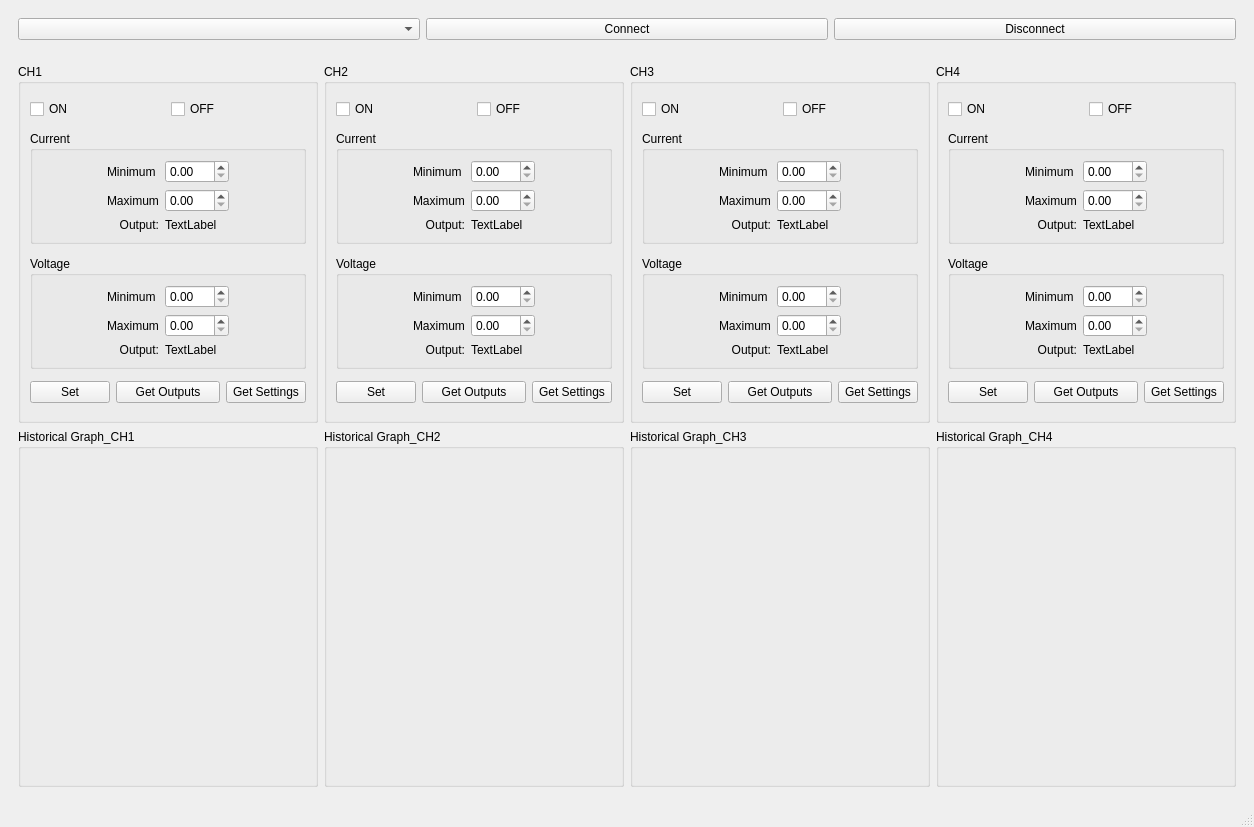
mradas06/PS_GUI, file ps_gui.ui: the form before one commit.
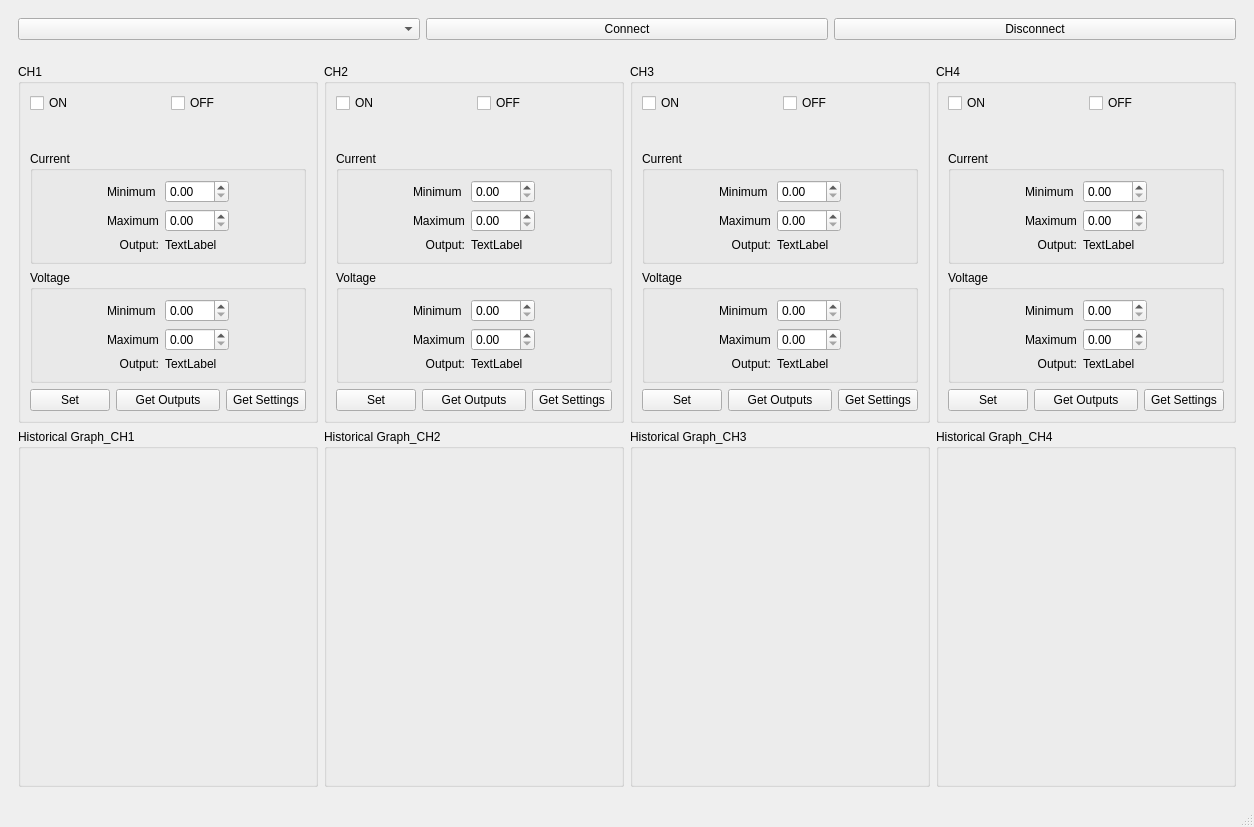
The form after the commit.

What changed in the file:
```diff
--- a/ps_gui.ui
+++ b/ps_gui.ui
@@ -53,21 +53,42 @@
           <string>CH1</string>
          </property>
          <layout class="QGridLayout" name="gridLayout_3">
-          <item row="0" column="0" colspan="2">
+          <item row="7" column="1" colspan="2">
+           <widget class="QPushButton" name="pushButton_CH1_Get_Outputs">
+            <property name="text">
+             <string>Get Outputs</string>
+            </property>
+           </widget>
+          </item>
+          <item row="7" column="3">
+           <widget class="QPushButton" name="pushButton_CH1_Get_Settings">
+            <property name="text">
+             <string>Get Settings</string>
+            </property>
+           </widget>
+          </item>
+          <item row="7" column="0">
+           <widget class="QPushButton" name="pushButton_CH1_Set">
+            <property name="text">
+             <string>Set</string>
+            </property>
+           </widget>
+          </item>
+          <item row="1" column="0" colspan="2">
            <widget class="QCheckBox" name="checkBox_CH1_ON">
             <property name="text">
              <string>ON</string>
             </property>
            </widget>
           </item>
-          <item row="0" column="2" colspan="2">
+          <item row="1" column="2" colspan="2">
            <widget class="QCheckBox" name="checkBox_CH1_OFF">
             <property name="text">
              <string>OFF</string>
             </property>
            </widget>
           </item>
-          <item row="1" column="0" colspan="4">
+          <item row="5" column="0" colspan="4">
            <widget class="QGroupBox" name="groupBox_CH1_Current">
             <property name="sizePolicy">
              <sizepolicy hsizetype="Preferred" vsizetype="Maximum">
@@ -186,7 +207,7 @@
             </layout>
            </widget>
           </item>
-          <item row="2" column="0" colspan="4">
+          <item row="6" column="0" colspan="4">
            <widget class="QGroupBox" name="groupBox_CH1_Voltage">
             <property name="sizePolicy">
              <sizepolicy hsizetype="Preferred" vsizetype="Maximum">
@@ -305,24 +326,10 @@
             </layout>
            </widget>
           </item>
-          <item row="3" column="0">
-           <widget class="QPushButton" name="pushButton_CH1_Set">
+          <item row="2" column="0" colspan="3">
+           <widget class="QLabel" name="label_CH1_Is_Connected">
             <property name="text">
-             <string>Set</string>
-            </property>
-           </widget>
-          </item>
-          <item row="3" column="1" colspan="2">
-           <widget class="QPushButton" name="pushButton_CH1_Get_Outputs">
-            <property name="text">
-             <string>Get Outputs</string>
-            </property>
-           </widget>
-          </item>
-          <item row="3" column="3">
-           <widget class="QPushButton" name="pushButton_CH1_Get_Settings">
-            <property name="text">
-             <string>Get Settings</string>
+             <string/>
             </property>
            </widget>
           </item>
@@ -349,7 +356,28 @@
             </property>
            </widget>
           </item>
-          <item row="1" column="0" colspan="4">
+          <item row="4" column="3">
+           <widget class="QPushButton" name="pushButton_CH2_Get_Settings">
+            <property name="text">
+             <string>Get Settings</string>
+            </property>
+           </widget>
+          </item>
+          <item row="4" column="0">
+           <widget class="QPushButton" name="pushButton_CH2_Set">
+            <property name="text">
+             <string>Set</string>
+            </property>
+           </widget>
+          </item>
+          <item row="4" column="1" colspan="2">
+           <widget class="QPushButton" name="pushButton_CH2_Get_Outputs">
+            <property name="text">
+             <string>Get Outputs</string>
+            </property>
+           </widget>
+          </item>
+          <item row="2" column="0" colspan="4">
            <widget class="QGroupBox" name="groupBox_CH2_Current">
             <property name="sizePolicy">
              <sizepolicy hsizetype="Preferred" vsizetype="Maximum">
@@ -468,7 +496,7 @@
             </layout>
            </widget>
           </item>
-          <item row="2" column="0" colspan="4">
+          <item row="3" column="0" colspan="4">
            <widget class="QGroupBox" name="groupBox_CH2_Voltage">
             <property name="sizePolicy">
              <sizepolicy hsizetype="Preferred" vsizetype="Maximum">
@@ -587,24 +615,10 @@
             </layout>
            </widget>
           </item>
-          <item row="3" column="0">
-           <widget class="QPushButton" name="pushButton_CH2_Set">
+          <item row="1" column="0" colspan="3">
+           <widget class="QLabel" name="label_CH2_Is_Connected">
             <property name="text">
-             <string>Set</string>
-            </property>
-           </widget>
-          </item>
-          <item row="3" column="1" colspan="2">
-           <widget class="QPushButton" name="pushButton_CH2_Get_Outputs">
-            <property name="text">
-             <string>Get Outputs</string>
-            </property>
-           </widget>
-          </item>
-          <item row="3" column="3">
-           <widget class="QPushButton" name="pushButton_CH2_Get_Settings">
-            <property name="text">
-             <string>Get Settings</string>
+             <string/>
             </property>
            </widget>
           </item>
@@ -631,7 +645,28 @@
             </property>
            </widget>
           </item>
-          <item row="1" column="0" colspan="4">
+          <item row="4" column="1" colspan="2">
+           <widget class="QPushButton" name="pushButton_CH3_Get_Outputs">
+            <property name="text">
+             <string>Get Outputs</string>
+            </property>
+           </widget>
+          </item>
+          <item row="4" column="0">
+           <widget class="QPushButton" name="pushButton_CH3_Set">
+            <property name="text">
+             <string>Set</string>
+            </property>
+           </widget>
+          </item>
+          <item row="4" column="3">
+           <widget class="QPushButton" name="pushButton_CH3_Get_Settings">
+            <property name="text">
+             <string>Get Settings</string>
+            </property>
+           </widget>
+          </item>
+          <item row="2" column="0" colspan="4">
            <widget class="QGroupBox" name="groupBox_CH3_Current">
             <property name="sizePolicy">
              <sizepolicy hsizetype="Preferred" vsizetype="Maximum">
@@ -750,7 +785,7 @@
             </layout>
            </widget>
           </item>
-          <item row="2" column="0" colspan="4">
+          <item row="3" column="0" colspan="4">
            <widget class="QGroupBox" name="groupBox_CH3_Voltage">
             <property name="sizePolicy">
              <sizepolicy hsizetype="Preferred" vsizetype="Maximum">
@@ -869,24 +904,10 @@
             </layout>
            </widget>
           </item>
-          <item row="3" column="0">
-           <widget class="QPushButton" name="pushButton_CH3_Set">
+          <item row="1" column="0" colspan="3">
+           <widget class="QLabel" name="label_CH3_Is_Connected">
             <property name="text">
-             <string>Set</string>
-            </property>
-           </widget>
-          </item>
-          <item row="3" column="1" colspan="2">
-           <widget class="QPushButton" name="pushButton_CH3_Get_Outputs">
-            <property name="text">
-             <string>Get Outputs</string>
-            </property>
-           </widget>
-          </item>
-          <item row="3" column="3">
-           <widget class="QPushButton" name="pushButton_CH3_Get_Settings">
-            <property name="text">
-             <string>Get Settings</string>
+             <string/>
             </property>
            </widget>
           </item>
@@ -913,7 +934,28 @@
             </property>
            </widget>
           </item>
-          <item row="1" column="0" colspan="4">
+          <item row="4" column="0">
+           <widget class="QPushButton" name="pushButton_CH4_Set">
+            <property name="text">
+             <string>Set</string>
+            </property>
+           </widget>
+          </item>
+          <item row="4" column="1" colspan="2">
+           <widget class="QPushButton" name="pushButton_CH4_Get_Outputs">
+            <property name="text">
+             <string>Get Outputs</string>
+            </property>
+           </widget>
+          </item>
+          <item row="4" column="3">
+           <widget class="QPushButton" name="pushButton_CH4_Get_Settings">
+            <property name="text">
+             <string>Get Settings</string>
+            </property>
+           </widget>
+          </item>
+          <item row="2" column="0" colspan="4">
            <widget class="QGroupBox" name="groupBox_CH4_Current">
             <property name="sizePolicy">
              <sizepolicy hsizetype="Preferred" vsizetype="Maximum">
@@ -1032,7 +1074,7 @@
             </layout>
            </widget>
           </item>
-          <item row="2" column="0" colspan="4">
+          <item row="3" column="0" colspan="4">
            <widget class="QGroupBox" name="groupBox_CH4_Voltage">
             <property name="sizePolicy">
              <sizepolicy hsizetype="Preferred" vsizetype="Maximum">
@@ -1151,24 +1193,10 @@
             </layout>
            </widget>
           </item>
-          <item row="3" column="0">
-           <widget class="QPushButton" name="pushButton_CH4_Set">
+          <item row="1" column="0" colspan="3">
+           <widget class="QLabel" name="label_CH4_Is_Connected">
             <property name="text">
-             <string>Set</string>
-            </property>
-           </widget>
-          </item>
-          <item row="3" column="1" colspan="2">
-           <widget class="QPushButton" name="pushButton_CH4_Get_Outputs">
-            <property name="text">
-             <string>Get Outputs</string>
-            </property>
-           </widget>
-          </item>
-          <item row="3" column="3">
-           <widget class="QPushButton" name="pushButton_CH4_Get_Settings">
-            <property name="text">
-             <string>Get Settings</string>
+             <string/>
             </property>
            </widget>
           </item>
```
